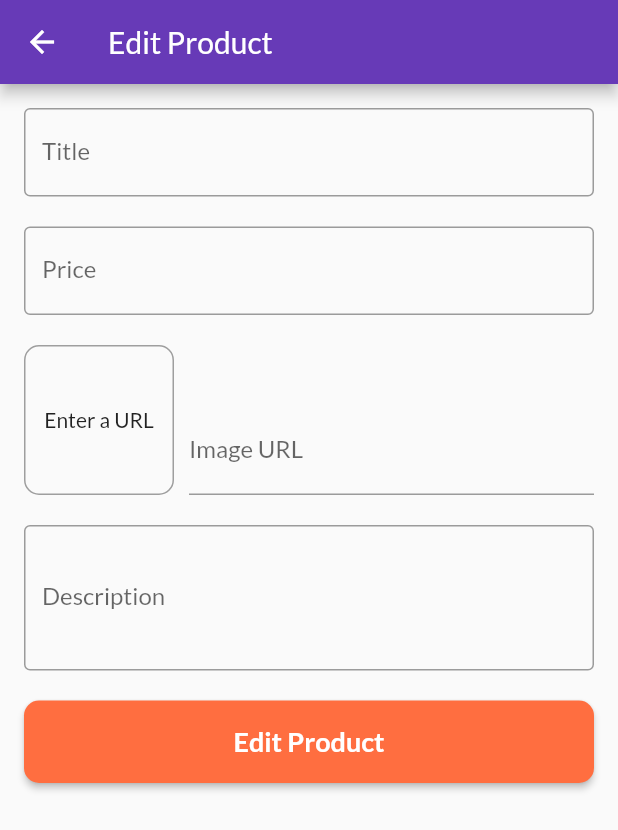
After one commit to RenanLopesAlmeida/flutter_shop_app, a Flutter app: the EditProductScreen screen opened by its route, on a phone screen of 412 x 824 dp. The commit adds this screen. Shown: the top 830 px of the screen. Run offline on Flutter 3.47's test engine with Material 2 defaults, Android fonts, the phone set to English and light mode, and no system bars; network calls fail.

Commit message:
feature: creation of manage products screen and edit product screen

```diff
--- a/lib/main.dart
+++ b/lib/main.dart
@@ -4,8 +4,10 @@ import 'package:shop_app/src/providers/cart_provider.dart';
 import 'package:shop_app/src/providers/orders_provider.dart';
 import 'package:shop_app/src/providers/products_provider.dart';
 import 'package:shop_app/src/screens/cart_screen/cart_screen.dart';
+import 'package:shop_app/src/screens/edit_product_screen/edit_product_screen.dart';
 import 'package:shop_app/src/screens/orders_screen/orders_screen.dart';
 import 'package:shop_app/src/screens/product_detail_screen/product_detail_screen.dart';
+import 'package:shop_app/src/screens/user_products_screen/user_products_screen.dart';
 
 import 'src/screens/products_overview_screen/products_overview_screen.dart';
 
@@ -43,6 +45,8 @@ class MyApp extends StatelessWidget {
           '/products-overview-screen': (ctx) => ProductsOverviewScreen(),
           '/cart-screen': (ctx) => CartScreen(),
           '/orders-screen': (ctx) => OrdersScreen(),
+          '/user-products-screen': (ctx) => UserProductsScreen(),
+          '/edit-product-screen': (ctx) => EditProductScreen(),
         },
         initialRoute: '/products-overview-screen',
       ),
--- a/lib/src/screens/cart_screen/cart_screen.dart
+++ b/lib/src/screens/cart_screen/cart_screen.dart
@@ -44,6 +44,7 @@ class CartScreen extends StatelessWidget {
                     ),
                     textColor: Theme.of(context).primaryColor,
                     onPressed: () {
+                      if (_cart.totalAmount > 0) {
                         Provider.of<OrdersProvider>(context, listen: false)
                             .addOrder(
                           _cart.items.values.toList(),
@@ -51,6 +52,7 @@ class CartScreen extends StatelessWidget {
                         );
 
                         _cart.clear();
+                      }
                     },
                   )
                 ],
--- /dev/null
+++ b/lib/src/screens/edit_product_screen/edit_product_screen.dart
@@ -0,0 +1,148 @@
+import 'package:flutter/material.dart';
+
+class EditProductScreen extends StatefulWidget {
+  @override
+  _EditProductScreenState createState() => _EditProductScreenState();
+}
+
+class _EditProductScreenState extends State<EditProductScreen> {
+  final _priceFocusNode = FocusNode();
+  final _descriptionFocusNode = FocusNode();
+  final _imageUrlFocusNode = FocusNode();
+  final _imageUrlController = TextEditingController();
+
+  @override
+  void initState() {
+    _imageUrlFocusNode.addListener(_updateImageUrl);
+    super.initState();
+  }
+
+  @override
+  void dispose() {
+    _imageUrlFocusNode.removeListener(_updateImageUrl);
+    _priceFocusNode.dispose();
+    _descriptionFocusNode.dispose();
+    _imageUrlFocusNode.dispose();
+    _imageUrlController.dispose();
+    super.dispose();
+  }
+
+  void _updateImageUrl() {
+    if (!_imageUrlFocusNode.hasFocus) {
+      setState(() {});
+    }
+  }
+
+  @override
+  Widget build(BuildContext context) {
+    return Scaffold(
+      appBar: AppBar(
+        title: Text('Edit Product'),
+      ),
+      body: Padding(
+        padding: const EdgeInsets.all(16.0),
+        child: Form(
+          child: SingleChildScrollView(
+            child: Column(
+              crossAxisAlignment: CrossAxisAlignment.stretch,
+              children: <Widget>[
+                TextFormField(
+                  textInputAction: TextInputAction.next,
+                  decoration: InputDecoration(
+                    labelText: 'Title',
+                    border: OutlineInputBorder(),
+                  ),
+                  onFieldSubmitted: (_) {
+                    FocusScope.of(context).requestFocus(_priceFocusNode);
+                  },
+                ),
+                SizedBox(height: 20),
+                TextFormField(
+                  textInputAction: TextInputAction.next,
+                  keyboardType: TextInputType.number,
+                  focusNode: _priceFocusNode,
+                  decoration: InputDecoration(
+                    labelText: 'Price',
+                    border: OutlineInputBorder(),
+                  ),
+                  onFieldSubmitted: (_) {
+                    FocusScope.of(context).requestFocus(_imageUrlFocusNode);
+                  },
+                ),
+                SizedBox(height: 20),
+                Row(
+                  crossAxisAlignment: CrossAxisAlignment.end,
+                  children: <Widget>[
+                    Hero(
+                      tag: 'aaaaaa',
+                      child: Container(
+                        height: 100,
+                        width: 100,
+                        margin: const EdgeInsets.only(right: 10),
+                        decoration: BoxDecoration(
+                          border: Border.all(width: 1, color: Colors.grey),
+                          borderRadius: BorderRadius.circular(10),
+                        ),
+                        child: (_imageUrlController.text.isEmpty)
+                            ? Center(
+                                child: Text('Enter a URL'),
+                              )
+                            : FittedBox(
+                                child: Image.network(
+                                  _imageUrlController.text,
+                                  fit: BoxFit.cover,
+                                ),
+                              ),
+                      ),
+                    ),
+                    Expanded(
+                      child: TextFormField(
+                        controller: _imageUrlController,
+                        focusNode: _imageUrlFocusNode,
+                        keyboardType: TextInputType.url,
+                        decoration: InputDecoration(labelText: 'Image URL'),
+                        textInputAction: TextInputAction.next,
+                        onFieldSubmitted: (_) {
+                          FocusScope.of(context)
+                              .requestFocus(_descriptionFocusNode);
+                        },
+                      ),
+                    )
+                  ],
+                ),
+                SizedBox(height: 20),
+                TextFormField(
+                  keyboardType: TextInputType.multiline,
+                  maxLines: 3,
+                  focusNode: _descriptionFocusNode,
+                  decoration: InputDecoration(
+                    labelText: 'Description',
+                    border: OutlineInputBorder(),
+                  ),
+                ),
+                SizedBox(height: 20),
+                Container(
+                  height: 55,
+                  child: RaisedButton(
+                    shape: RoundedRectangleBorder(
+                      borderRadius: BorderRadius.circular(10),
+                    ),
+                    color: Theme.of(context).accentColor,
+                    child: Text(
+                      'Edit Product',
+                      style: const TextStyle(
+                          color: Colors.white,
+                          fontSize: 18,
+                          fontWeight: FontWeight.bold),
+                    ),
+                    onPressed: () {},
+                  ),
+                )
+              ],
+            ),
+          ),
+        ),
+      ),
+    );
+  }
+}
--- a/lib/src/shared/widgets/app_drawer_widget.dart
+++ b/lib/src/shared/widgets/app_drawer_widget.dart
@@ -24,6 +24,13 @@ class AppDrawer extends StatelessWidget {
             onTap: () =>
                 Navigator.of(context).pushReplacementNamed('/orders-screen'),
           ),
+          Divider(),
+          ListTile(
+            leading: Icon(Icons.edit),
+            title: Text('Manage Products'),
+            onTap: () => Navigator.of(context)
+                .pushReplacementNamed('/user-products-screen'),
+          ),
         ],
       ),
     );
```
Also changed, not shown: lib/src/screens/user_products_screen/user_products_screen.dart (added, +36 -0 lines), lib/src/screens/user_products_screen/widgets/user_product_item.dart (added, +38 -0 lines). Lines whose indentation alone changed are shown as unchanged.
